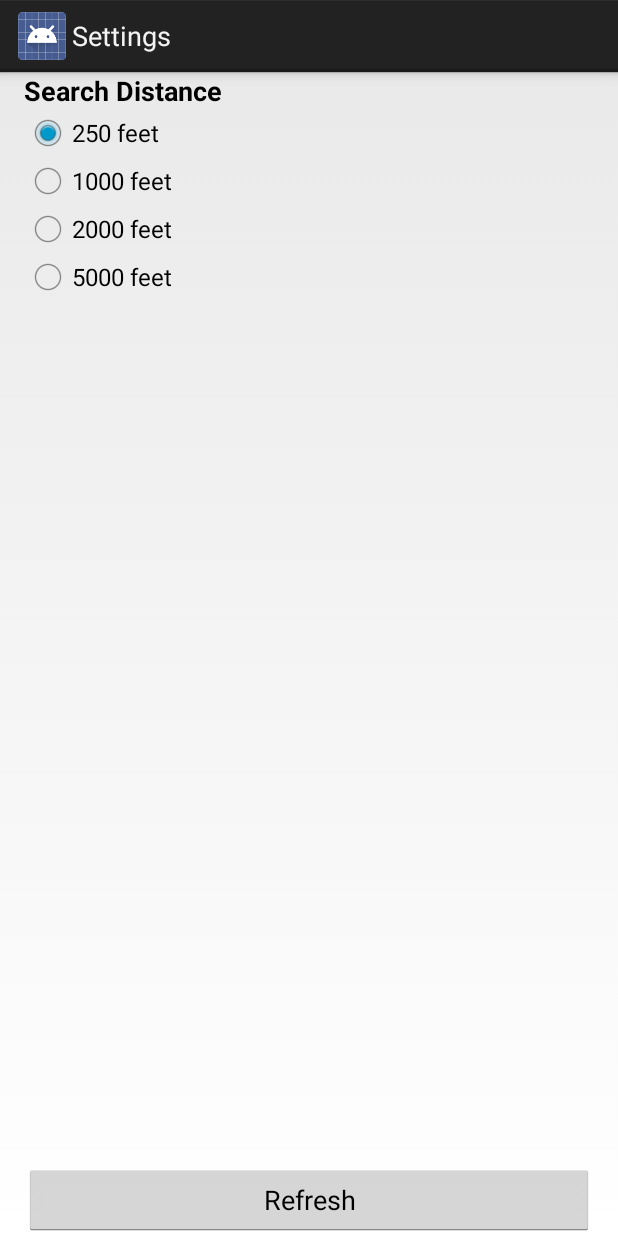
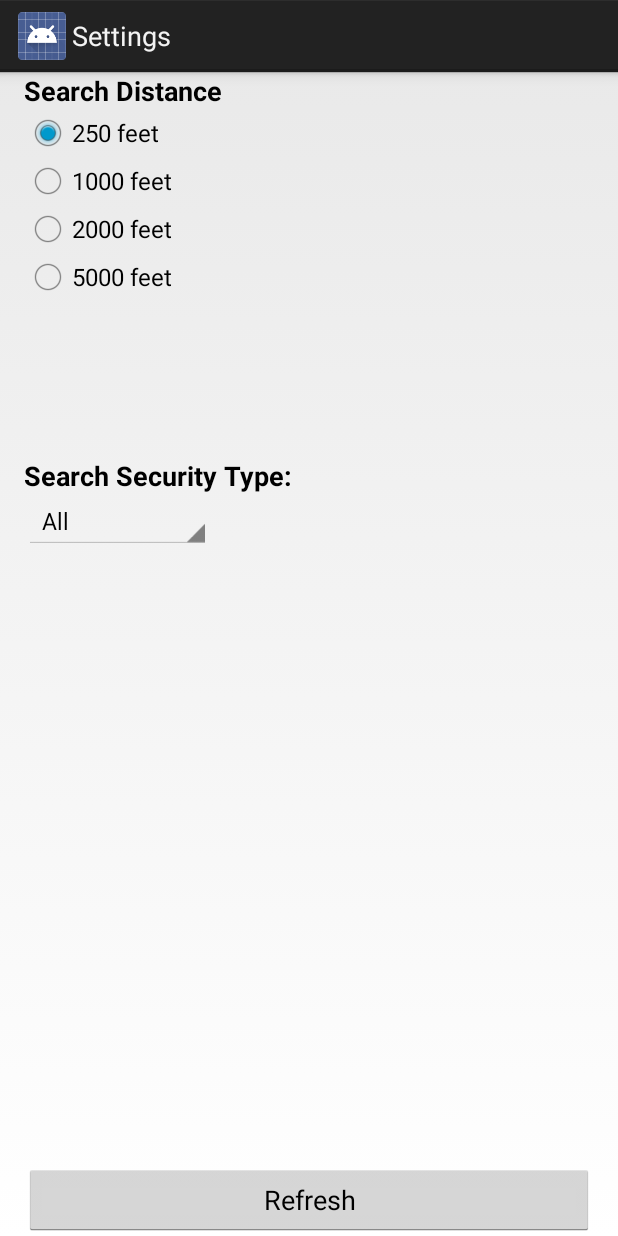
Before and after one commit to tsetsong/WiFiGPSMapping, an Android app: the SettingsActivity screen opened directly, with no data from a screen before it, on a phone screen of 412 x 824 dp. Run offline under Robolectric (Android 15) with nearby library versions, the phone set to English and light mode, and no system bars; 1 statement that could not run was skipped.

Commit message:
Added Filter
added drop down spinner to activity_settings.xml

```diff
--- a/WifiMap/app/src/main/java/com/parse/anywall/MainActivity.java
+++ b/WifiMap/app/src/main/java/com/parse/anywall/MainActivity.java
@@ -573,8 +573,8 @@ public class MainActivity extends FragmentActivity implements LocationListener,
                             oldMarker.remove();
                         }
                     }
-                    // Display a red marker with security protocol WEP
-                    if (post.getSecurity().equals("WEP")) {
+                    // Display a red marker with security protocol WEP or OPN
+                    if (post.getSecurity().equals(" WEP")||post.getSecurity().equals(" OPN") ) {
                         markerOpts =
                                 markerOpts.title(post.getSsid()).snippet(post.getSecurity()).icon(BitmapDescriptorFactory.defaultMarker(BitmapDescriptorFactory.HUE_RED));
 
--- a/WifiMap/app/src/main/java/com/parse/anywall/SettingsActivity.java
+++ b/WifiMap/app/src/main/java/com/parse/anywall/SettingsActivity.java
@@ -6,10 +6,12 @@ import android.content.Intent;
 import android.os.Bundle;
 import android.view.View;
 import android.view.View.OnClickListener;
+import android.widget.ArrayAdapter;
 import android.widget.Button;
 import android.widget.RadioButton;
 import android.widget.RadioGroup;
 import android.widget.RadioGroup.OnCheckedChangeListener;
+import android.widget.Spinner;
 
 
 import java.util.Collections;
@@ -27,6 +29,12 @@ public class SettingsActivity extends Activity {
     super.onCreate(savedInstanceState);
     setContentView(R.layout.activity_settings);
 
+    Spinner filterSpinner = (Spinner) findViewById(R.id.filter_spinner);
+    // Create an ArrayAdapter using the string array  security _spinner and a default spinner layout
+    ArrayAdapter<CharSequence> adapter = ArrayAdapter.createFromResource(this, R.array.security_spinner, android.R.layout.simple_spinner_item);
+    // Specify the layout to use when the list of choices appears
+    adapter.setDropDownViewResource(android.R.layout.simple_spinner_dropdown_item);
+  filterSpinner.setAdapter(adapter);
 
 
     float currentSearchDistance = Application.getSearchDistance();
--- a/WifiMap/app/src/main/res/layout/activity_settings.xml
+++ b/WifiMap/app/src/main/res/layout/activity_settings.xml
@@ -27,6 +27,27 @@
         android:layout_alignStart="@+id/description_textview"
         android:layout_below="@+id/description_textview"/>
 
+
+    <TextView
+        android:id="@+id/filter_textview"
+        android:layout_width="wrap_content"
+        android:layout_height="wrap_content"
+        android:text="@string/view_filter"
+        android:textAppearance="?android:attr/textAppearanceMedium"
+        android:textStyle="bold"
+        android:layout_marginTop="104dp"
+        android:layout_below="@+id/searchdistance_radiogroup"
+        android:layout_alignParentLeft="true"
+        android:layout_alignParentStart="true"/>
+
+    <Spinner
+        android:id="@+id/filter_spinner"
+        android:layout_width="wrap_content"
+        android:layout_height="wrap_content"
+        android:layout_below="@+id/filter_textview"
+        />
+
+
     <Button
         android:id="@+id/refresh_button"
         android:layout_width="wrap_content"
@@ -38,4 +59,8 @@
         android:layout_alignParentEnd="true"
         android:text="@string/refresh"/>
 
+
+
+
+
 </RelativeLayout>
--- a/WifiMap/app/src/main/res/values/strings.xml
+++ b/WifiMap/app/src/main/res/values/strings.xml
@@ -13,5 +13,14 @@
     <string name="settings_distance_format">%d feet</string>
     <string name="exit">Exit</string>
 
+    <string name="view_filter">Search Security Type:</string>
+
+
+    <string-array name="security_spinner">
+        <item>All</item>
+        <item>WPA2/WEP</item>
+        <item>WEP or OPN</item>
+    </string-array>
+
 
 </resources>
```
Also changed, not shown: 374 other files.
